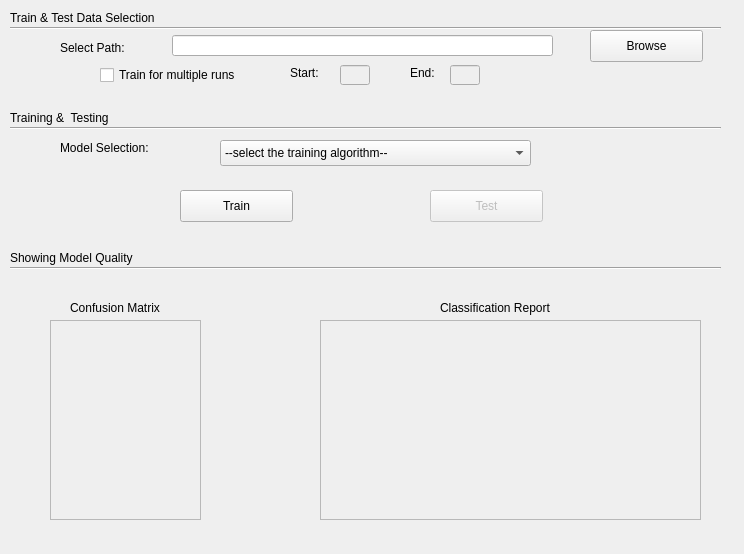
Above: machineLearningGUI.ui from gihankaushyal/PixelAnomalyDetectorTool before the change. Below: the same form after it.
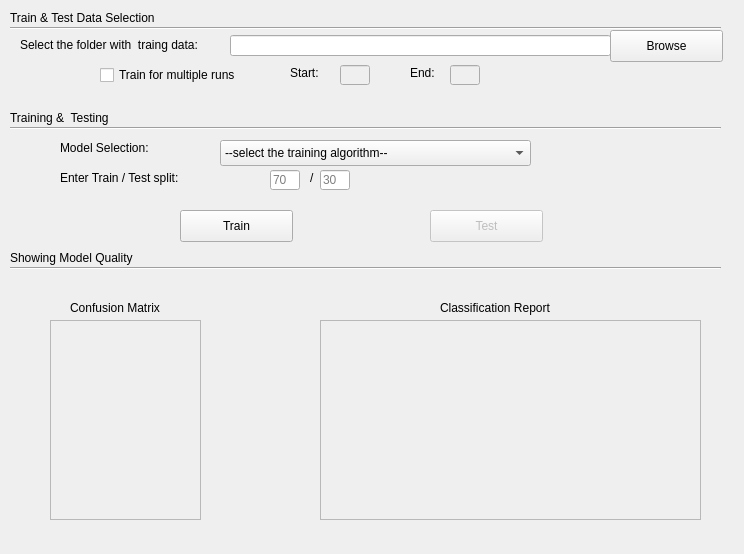
That is the form after the change.

Commit message: added QLine edit to enter values for Train/Test Split.

What changed in the file:
```diff
--- a/machineLearningGUI.ui
+++ b/machineLearningGUI.ui
@@ -16,7 +16,7 @@
   <widget class="QLineEdit" name="parentDirectory">
    <property name="geometry">
     <rect>
-     <x>172</x>
+     <x>230</x>
      <y>35</y>
      <width>381</width>
      <height>21</height>
@@ -78,20 +78,20 @@
   <widget class="QLabel" name="label_2">
    <property name="geometry">
     <rect>
-     <x>60</x>
-     <y>40</y>
-     <width>111</width>
-     <height>16</height>
+     <x>20</x>
+     <y>35</y>
+     <width>211</width>
+     <height>20</height>
     </rect>
    </property>
    <property name="text">
-    <string>Select Path:</string>
+    <string>Select the folder with  traing data:</string>
    </property>
   </widget>
   <widget class="QPushButton" name="browseButton">
    <property name="geometry">
     <rect>
-     <x>590</x>
+     <x>610</x>
      <y>30</y>
      <width>113</width>
      <height>32</height>
@@ -221,7 +221,7 @@
    <property name="geometry">
     <rect>
      <x>430</x>
-     <y>190</y>
+     <y>210</y>
      <width>113</width>
      <height>32</height>
     </rect>
@@ -234,7 +234,7 @@
    <property name="geometry">
     <rect>
      <x>180</x>
-     <y>190</y>
+     <y>210</y>
      <width>113</width>
      <height>32</height>
     </rect>
@@ -321,6 +321,70 @@
     <string>Classification Report</string>
    </property>
   </widget>
+  <widget class="QLineEdit" name="trainTestSlit">
+   <property name="enabled">
+    <bool>true</bool>
+   </property>
+   <property name="geometry">
+    <rect>
+     <x>320</x>
+     <y>170</y>
+     <width>30</width>
+     <height>20</height>
+    </rect>
+   </property>
+   <property name="inputMethodHints">
+    <set>Qt::ImhNone</set>
+   </property>
+   <property name="placeholderText">
+    <string>30</string>
+   </property>
+  </widget>
+  <widget class="QLabel" name="label_10">
+   <property name="geometry">
+    <rect>
+     <x>60</x>
+     <y>170</y>
+     <width>141</width>
+     <height>16</height>
+    </rect>
+   </property>
+   <property name="text">
+    <string>Enter Train / Test split:</string>
+   </property>
+  </widget>
+  <widget class="QLineEdit" name="trainTestSlit_2">
+   <property name="enabled">
+    <bool>true</bool>
+   </property>
+   <property name="geometry">
+    <rect>
+     <x>270</x>
+     <y>170</y>
+     <width>30</width>
+     <height>20</height>
+    </rect>
+   </property>
+   <property name="placeholderText">
+    <string>70</string>
+   </property>
+   <property name="clearButtonEnabled">
+    <bool>false</bool>
+   </property>
+  </widget>
+  <widget class="QLabel" name="label_11">
+   <property name="geometry">
+    <rect>
+     <x>310</x>
+     <y>170</y>
+     <width>16</width>
+     <height>16</height>
+    </rect>
+   </property>
+   <property name="text">
+    <string>/</string>
+   </property>
+  </widget>
  </widget>
  <resources/>
  <connections/>
```
Left out of the diff: 2 changed lines with no effect on the pictures.
